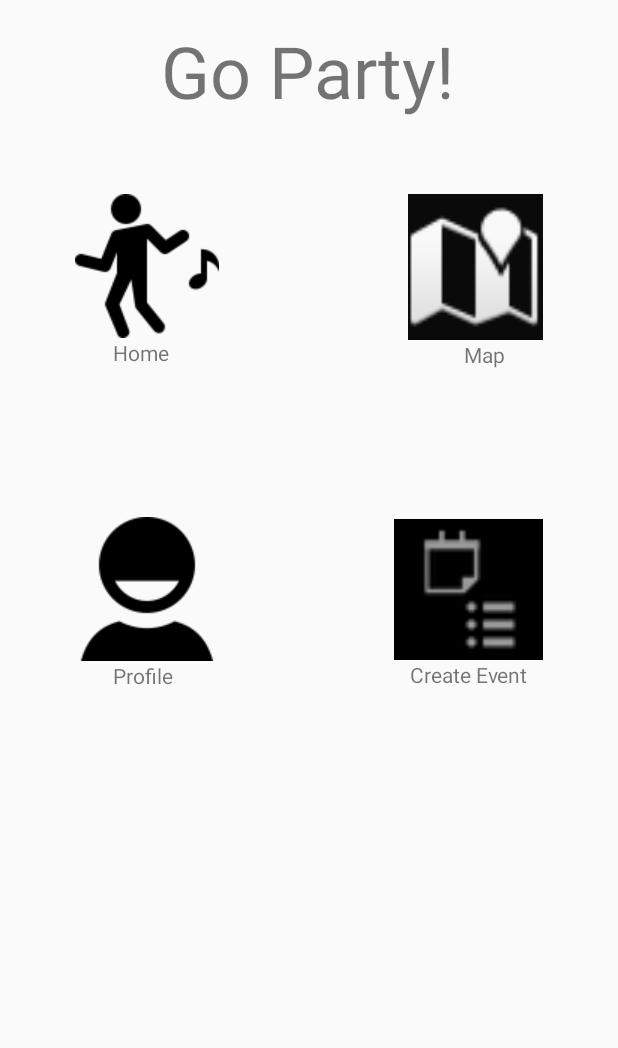
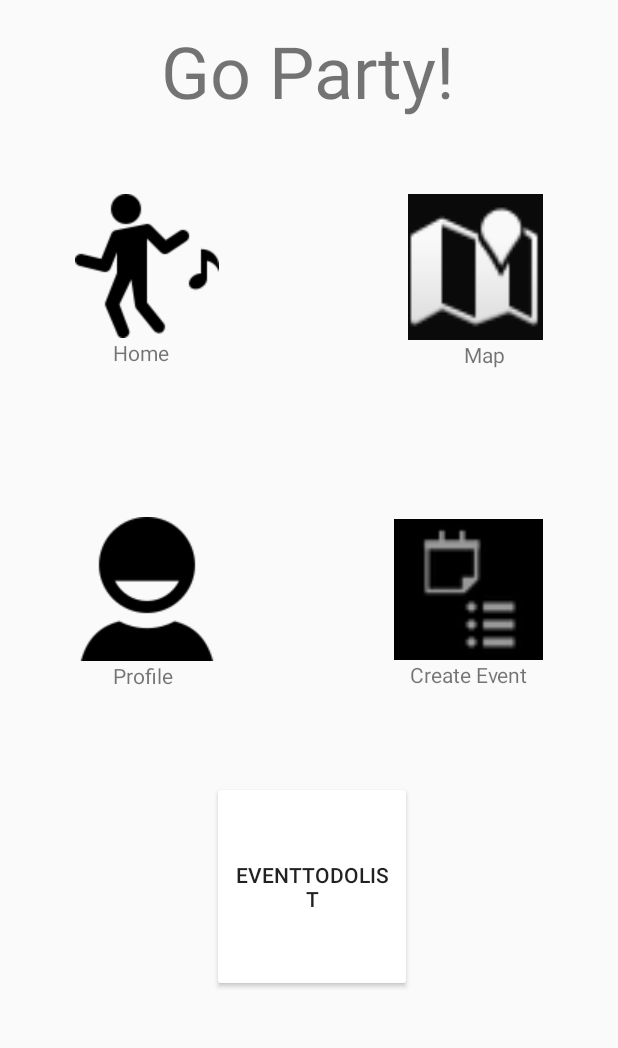
Before and after one commit to Assmannvfbh/eventPlanner_CP470, an Android app: the MainActivity screen opened directly, with no data from a screen before it, on a phone screen of 412 x 824 dp, the part 62-1110 px from its top. Run offline under Robolectric (Android 15) with nearby library versions, the phone set to English and light mode, and no system bars.

Commit message:
EventToDoList page creation ... still working on it

```diff
--- a/app/src/main/java/com/example/myapplication/EventService.java
+++ b/app/src/main/java/com/example/myapplication/EventService.java
@@ -16,6 +16,7 @@ public class EventService extends RegisterService {
     public static final String DATE = "DATE";
     public static final String TIME = "TIME";
     public static final String PRICE = "PRICE";
+    public static final String EVENTTASKLIST = "TASKLIST";
 
 
     private static final String DATABASE_CREATE = "create table if not exists "
--- a/app/src/main/java/com/example/myapplication/MainActivity.java
+++ b/app/src/main/java/com/example/myapplication/MainActivity.java
@@ -8,6 +8,7 @@ import android.os.Bundle;
 import android.view.Menu;
 import android.view.MenuInflater;
 import android.view.View;
+import android.widget.Button;
 import android.widget.ImageView;
 
 public class MainActivity extends AppCompatActivity {
@@ -15,6 +16,8 @@ public class MainActivity extends AppCompatActivity {
     Toolbar toolbar;
     ImageView profile;
     ImageView Event;
+    Button eventList;
+
     @Override
     protected void onCreate(Bundle savedInstanceState) {
         super.onCreate(savedInstanceState);
@@ -22,7 +25,7 @@ public class MainActivity extends AppCompatActivity {
         setupLayout();
         profile = (ImageView) findViewById(R.id.profileIcon);
         Event = (ImageView) findViewById(R.id.EventIcon);
-
+        eventList= findViewById(R.id.ToDoList);
         profile.setOnClickListener(new View.OnClickListener() {
             @Override
             public void onClick(View view) {
@@ -39,6 +42,15 @@ public class MainActivity extends AppCompatActivity {
             }
         });
         //here
+
+        eventList.setOnClickListener(new View.OnClickListener() {
+            @Override
+            public void onClick(View view) {
+                Intent tasklist= new Intent(MainActivity.this, EventToDoList.class);
+                startActivity(tasklist);
+            }
+        });
+
     }
 
     @Override
--- /dev/null
+++ b/app/src/main/res/drawable/ic_baseline_add_32.xml
@@ -0,0 +1,5 @@
+<vector android:height="32dp" android:tint="#000000"
+    android:viewportHeight="24" android:viewportWidth="24"
+    android:width="32dp" xmlns:android="http://schemas.android.com/apk/res/android">
+    <path android:fillColor="@android:color/white" android:pathData="M19,13h-6v6h-2v-6H5v-2h6V5h2v6h6v2z"/>
+</vector>
--- a/app/src/main/res/layout/activity_main.xml
+++ b/app/src/main/res/layout/activity_main.xml
@@ -101,4 +101,27 @@
         android:layout_marginRight="60dp"
         android:text="Create Event" />
 
+
+    <Button
+        android:id="@+id/ToDoList"
+        android:layout_width="wrap_content"
+        android:layout_height="wrap_content"
+        android:layout_alignParentStart="true"
+        android:layout_alignParentTop="true"
+        android:layout_alignParentEnd="true"
+        android:layout_alignParentBottom="true"
+        android:layout_marginStart="141dp"
+        android:layout_marginTop="562dp"
+        android:layout_marginEnd="137dp"
+        android:layout_marginBottom="121dp"
+        android:backgroundTintMode="add"
+        android:onClick="EventToDoList"
+        android:text="EventToDoList"
+        app:layout_constraintBottom_toBottomOf="parent"
+        app:layout_constraintEnd_toEndOf="parent"
+        app:layout_constraintHorizontal_bias="0.471"
+        app:layout_constraintStart_toStartOf="parent"
+        app:layout_constraintTop_toTopOf="parent"
+        app:layout_constraintVertical_bias="0.976" />
+
 </RelativeLayout>
--- a/app/src/main/res/values/colors.xml
+++ b/app/src/main/res/values/colors.xml
@@ -8,4 +8,9 @@
     <color name="black">#FF000000</color>
     <color name="white">#FFFFFFFF</color>
     <color name="light_grey">#C5C3C3</color>
+    <color name="primary">#CCBB5F</color>
+    <color name="primary_dark">#877a38</color>
+    <color name="primary_light">#ccba5f</color>
+    <color name="accent">#c1b36a</color>
+
 </resources>
--- a/app/src/main/res/values/strings.xml
+++ b/app/src/main/res/values/strings.xml
@@ -32,4 +32,7 @@
 
 
     <string name="registration_register">register</string>
+    <string name="save">Save</string>
+    <string name="new_task">New Task</string>
+    <string name="tasks">Tasks</string>
 </resources>
```
Also changed, not shown: app/src/main/AndroidManifest.xml (+9 -0 lines), app/src/main/java/com/example/myapplication/EventToDoList.java (added, +53 -0 lines), app/src/main/res/layout/activity_to_do_list.xml (added, +106 -0 lines), 1 other file.
